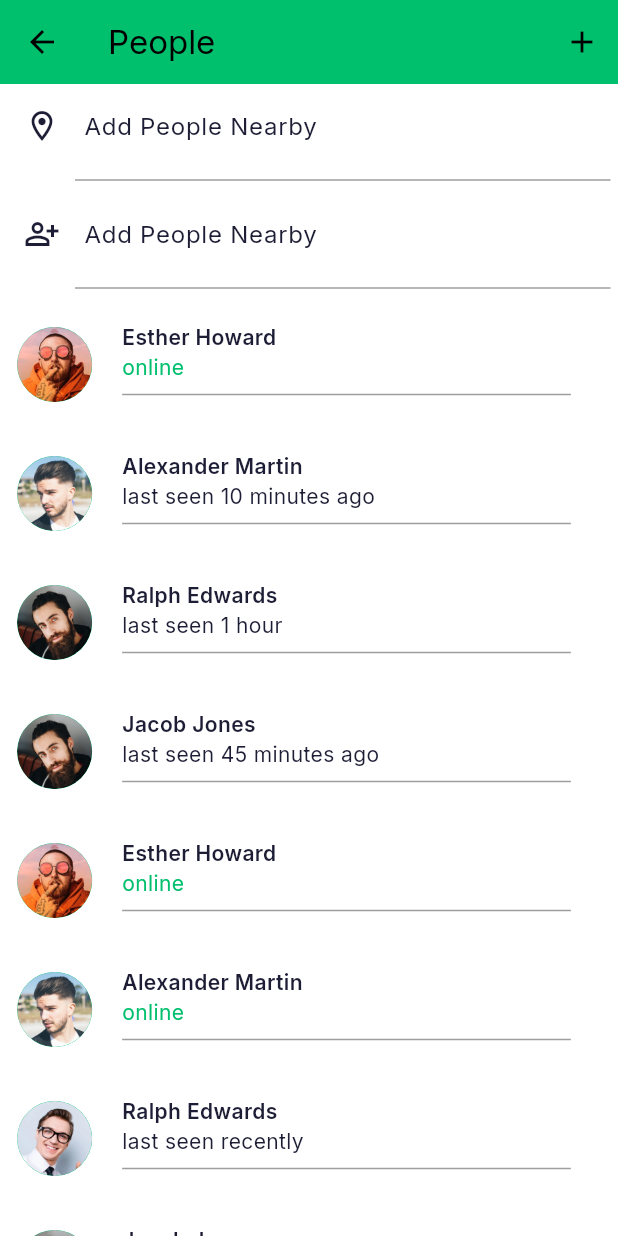
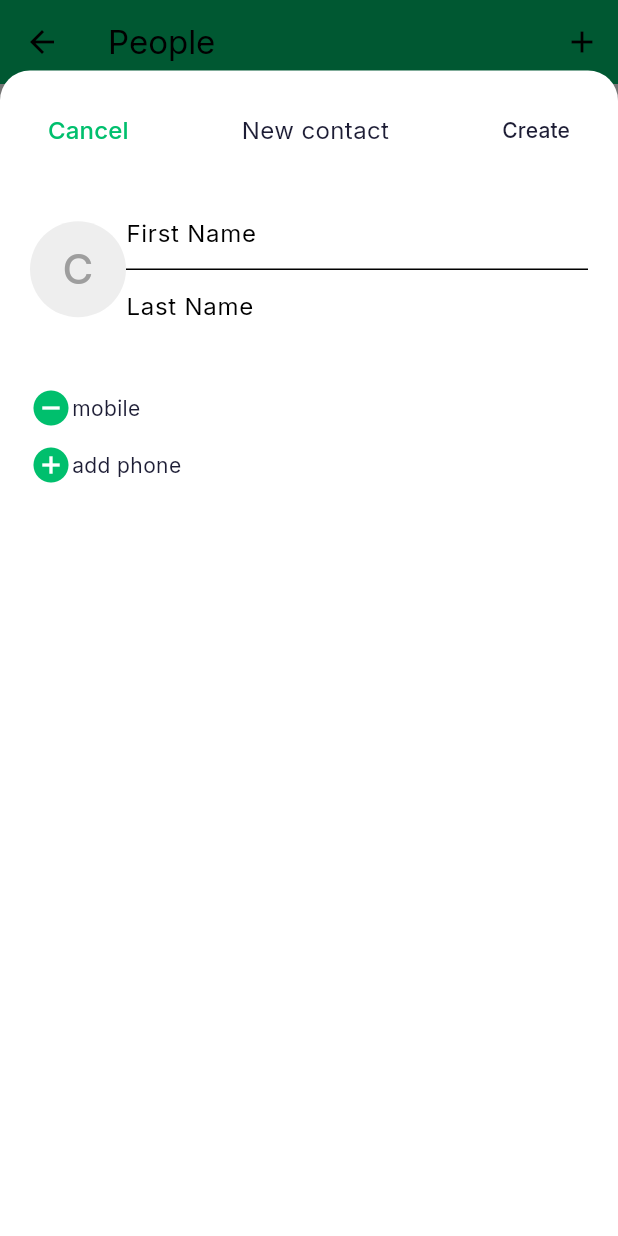
Before and after one commit to trung1609/2025_LTTBDD_N04_Nhom_VuMinhTrung, a Flutter app: the PeopleScreen screen opened directly, after a tap on the "add" icon, on a phone screen of 412 x 824 dp. Run offline on Flutter 3.47's test engine with Material 3 defaults, Android fonts, the phone set to English and light mode, and no system bars; our stand-ins replace google_fonts.

Commit message:
update to tab new contact sheet

```diff
--- a/lib/models/People.dart
+++ b/lib/models/People.dart
@@ -19,7 +19,7 @@ List<People> peopleData = [
   ),
   People(
     name: "Alexander Martin",
-    image: 'assets/images/user_4.png',
+    image: 'assets/images/user.png',
     status: 'last seen 10 minutes ago',
     isOnline: false,
   ),
@@ -31,7 +31,7 @@ List<People> peopleData = [
   ),
   People(
     name: "Jacob Jones",
-    image: 'assets/images/user.png',
+    image: 'assets/images/user_4.png',
     status: 'last seen 45 minutes ago',
     isOnline: false,
   ),
@@ -43,7 +43,7 @@ List<People> peopleData = [
   ),
   People(
     name: "Alexander Martin",
-    image: 'assets/images/user_4.png',
+    image: 'assets/images/user.png',
     status: 'online',
     isOnline: true,
   ),
@@ -55,7 +55,25 @@ List<People> peopleData = [
   ),
   People(
     name: "Jacob Jones",
+    image: 'assets/images/user_4.png',
+    status: 'last seen 20 minutes ago',
+    isOnline: false,
+  ),
+  People(
+    name: "Alexander Martin",
     image: 'assets/images/user.png',
+    status: 'online',
+    isOnline: true,
+  ),
+  People(
+    name: "Ralph Edwards",
+    image: 'assets/images/user_3.png',
+    status: 'last seen recently',
+    isOnline: false,
+  ),
+  People(
+    name: "Jacob Jones",
+    image: 'assets/images/user_4.png',
     status: 'last seen 20 minutes ago',
     isOnline: false,
   ),
--- /dev/null
+++ b/lib/screen/people/components/new_contact.dart
@@ -0,0 +1,158 @@
+import 'package:flutter/material.dart';
+
+import '../../../constants.dart';
+
+class NewContactSheet extends StatefulWidget {
+  const NewContactSheet({super.key});
+
+  @override
+  State<NewContactSheet> createState() => _NewContactSheetState();
+}
+
+class _NewContactSheetState extends State<NewContactSheet> {
+  final _firstNameController = TextEditingController();
+  final _lastNameController = TextEditingController();
+  final _phoneController = TextEditingController();
+  bool _isButtonEnabled = false;
+
+  @override
+  void initState() {
+    super.initState();
+    _firstNameController.addListener(_validateInput);
+    _lastNameController.addListener(_validateInput);
+    _phoneController.addListener(_validateInput);
+  }
+
+  void _validateInput() {
+    final isEnabled =
+        _firstNameController.text.isNotEmpty ||
+        _lastNameController.text.isNotEmpty ||
+        _phoneController.text.isNotEmpty;
+    if (isEnabled != _isButtonEnabled) {
+      setState(() {
+        _isButtonEnabled = isEnabled;
+      });
+    }
+  }
+
+  @override
+  void dispose() {
+    _firstNameController.dispose();
+    _lastNameController.dispose();
+    _phoneController.dispose();
+    super.dispose();
+  }
+
+  @override
+  Widget build(BuildContext context) {
+    return Padding(
+      padding: EdgeInsets.only(
+        bottom: MediaQuery.of(context).viewInsets.bottom,
+        top: 16,
+        left: 20,
+        right: 20,
+      ),
+      child: SingleChildScrollView(
+        child: Column(
+          mainAxisSize: MainAxisSize.min,
+          crossAxisAlignment: CrossAxisAlignment.start,
+          children: [
+            Row(
+              mainAxisAlignment: MainAxisAlignment.spaceBetween,
+              children: [
+                TextButton(
+                  onPressed: () {
+                    Navigator.pop(context);
+                  },
+                  child: Text(
+                    "Cancel",
+                    style: TextStyle(color: kPrimaryColor, fontSize: 16),
+                  ),
+                ),
+                Text(
+                  "New contact",
+                  style: TextStyle(
+                    color: Theme.of(context).textTheme.bodyMedium!.color,
+                    fontSize: 16,
+                  ),
+                ),
+                TextButton(
+                  onPressed: () {},
+                  child: Text(
+                    "Create",
+                    style: TextStyle(
+                      color: _isButtonEnabled
+                          ? kPrimaryColor
+                          : Theme.of(context).textTheme.bodyMedium!.color,
+                    ),
+                  ),
+                ),
+              ],
+            ),
+            const SizedBox(height: kDefaultPadding),
+            Row(
+              children: [
+                CircleAvatar(
+                  radius: 32,
+                  backgroundColor: Colors.grey.shade200,
+                  child: const Text(
+                    "C",
+                    style: TextStyle(fontSize: 28, color: Colors.grey),
+                  ),
+                ),
+                const SizedBox(height: kDefaultPadding),
+                Expanded(
+                  child: Column(
+                    children: [
+                      TextField(
+                        controller: _firstNameController,
+                        decoration: InputDecoration(
+                          hintText: "First Name",
+                          border: InputBorder.none,
+                        ),
+                      ),
+                      Divider(height: 1),
+                      TextField(
+                        controller: _lastNameController,
+                        decoration: InputDecoration(
+                          hintText: "Last Name",
+                          border: InputBorder.none,
+                        ),
+                      ),
+                    ],
+                  ),
+                ),
+              ],
+            ),
+            const SizedBox(height: kDefaultPadding),
+            Row(
+              children: [
+                const Icon(Icons.remove_circle, color: kPrimaryColor, size: 28),
+                const SizedBox(height: 12),
+                const Text("mobile"),
+                const SizedBox(height: 20),
+                Expanded(
+                  child: TextField(
+                    controller: _phoneController,
+                    keyboardType: TextInputType.phone,
+                    decoration: InputDecoration(border: InputBorder.none),
+                  ),
+                ),
+              ],
+            ),
+            Row(
+              children: [
+                const Icon(Icons.add_circle, color: kPrimaryColor, size: 28),
+                const SizedBox(height: 12),
+                const Text("add phone"),
+                const SizedBox(height: 16),
+              ],
+            ),
+            Padding(padding: EdgeInsets.only(bottom: kDefaultPadding * 25)),
+          ],
+        ),
+      ),
+    );
+    ;
+  }
+}
--- a/lib/screen/people/people_screen.dart
+++ b/lib/screen/people/people_screen.dart
@@ -1,8 +1,8 @@
+import 'package:flutter/material.dart';
 import 'package:chat_app/constants.dart';
 import 'package:chat_app/models/People.dart';
-import 'package:flutter/material.dart';
-
 import '../../l10n/app_localization.dart';
+import 'components/new_contact.dart';
 
 class PeopleScreen extends StatelessWidget {
   const PeopleScreen({super.key});
@@ -10,24 +10,37 @@ class PeopleScreen extends StatelessWidget {
   @override
   Widget build(BuildContext context) {
     final t = AppLocalizations.of(context)!;
+
     return Scaffold(
       appBar: AppBar(
         backgroundColor: kPrimaryColor,
         title: Text(t.people),
-        actions: [IconButton(onPressed: () {}, icon: Icon(Icons.add))],
+        actions: [
+          IconButton(
+            onPressed: () {
+              showModalBottomSheet(
+                isScrollControlled: true,
+                shape: RoundedRectangleBorder(
+                  borderRadius: BorderRadius.vertical(top: Radius.circular(20)),
+                ),
+                context: context,
+                builder: (BuildContext context) => const NewContactSheet(),
+              );
+            },
+            icon: const Icon(Icons.add),
+          ),
+        ],
       ),
       body: Column(
         children: [
           ListTile(
-            leading: Icon(
+            leading: const Icon(
               Icons.location_on_outlined,
-              color: Theme.of(context).iconTheme.color,
+              color: kPrimaryColor,
             ),
-            title: Text(
+            title: const Text(
               "Add People Nearby",
-              style: TextStyle(
-                color: Theme.of(context).textTheme.bodyMedium!.color,
-              ),
+              style: TextStyle(color: kPrimaryColor),
             ),
             onTap: () {},
           ),
@@ -37,16 +50,15 @@ class PeopleScreen extends StatelessWidget {
             endIndent: 5,
             color: Theme.of(context).dividerColor,
           ),
+
           ListTile(
-            leading: Icon(
+            leading: const Icon(
               Icons.person_add_alt_outlined,
-              color: Theme.of(context).iconTheme.color,
+              color: kPrimaryColor,
             ),
-            title: Text(
-              "Add People Nearby",
-              style: TextStyle(
-                color: Theme.of(context).textTheme.bodyMedium!.color,
-              ),
+            title: const Text(
+              "Add from Contacts",
+              style: TextStyle(color: kPrimaryColor),
             ),
             onTap: () {},
           ),
@@ -56,13 +68,15 @@ class PeopleScreen extends StatelessWidget {
             endIndent: 5,
             color: Theme.of(context).dividerColor,
           ),
+
           Expanded(
             child: ListView.builder(
               itemCount: peopleData.length,
               itemBuilder: (context, index) {
                 final people = peopleData[index];
+
                 return Padding(
-                  padding: EdgeInsets.symmetric(
+                  padding: const EdgeInsets.symmetric(
                     horizontal: kDefaultPadding / 1.75,
                     vertical: kDefaultPadding * 0.75,
                   ),
@@ -78,7 +92,7 @@ class PeopleScreen extends StatelessWidget {
                       ),
                       Expanded(
                         child: Padding(
-                          padding: EdgeInsets.symmetric(
+                          padding: const EdgeInsets.symmetric(
                             horizontal: kDefaultPadding,
                           ),
                           child: Column(
@@ -103,7 +117,6 @@ class PeopleScreen extends StatelessWidget {
                                         ).textTheme.bodyMedium!.color,
                                 ),
                               ),
-                              Divider(thickness: 1, indent: 0, color: Theme.of(context).dividerColor,),
                             ],
                           ),
                         ),
```
